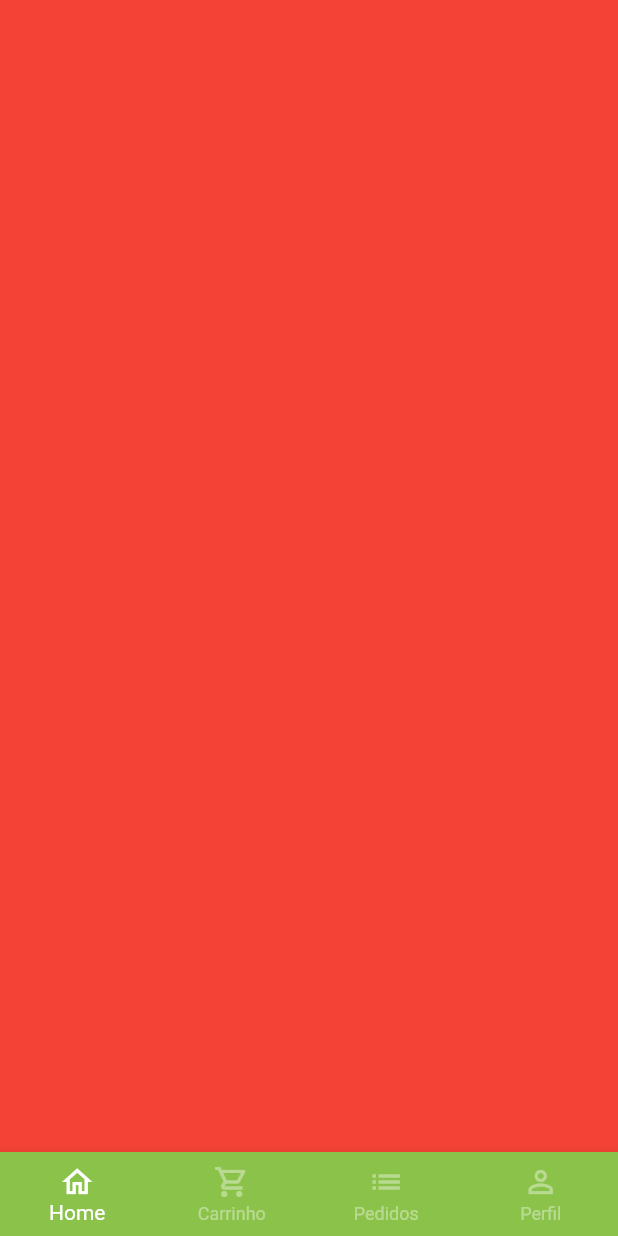
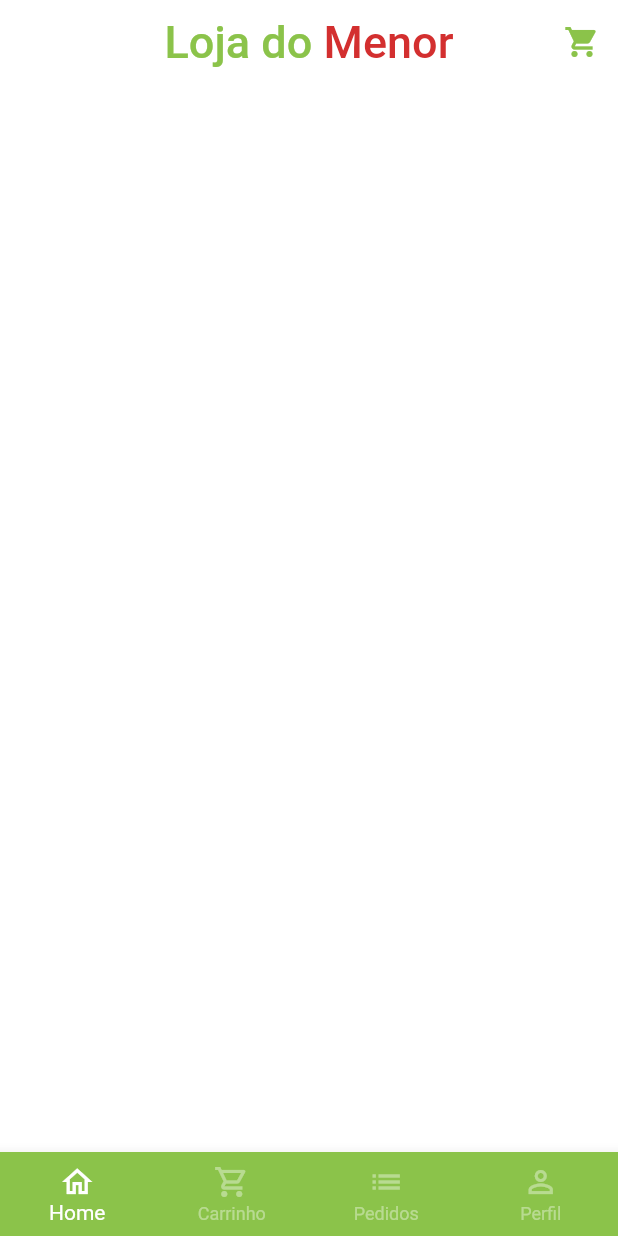
Before and after one commit to Rafa-Alcides/loja_quitanda, a Flutter app: the screen it shows after launch, after a tap on "Entrar", on a phone screen of 412 x 824 dp. Run offline on Flutter 3.47's test engine with Material 2 defaults, Android fonts, the phone set to English and light mode, and no system bars; our stand-ins replace animated_text_kit, mask_text_input_formatter.

Commit message:
appBar  + icone de carrinho

```diff
--- a/lib/main.dart
+++ b/lib/main.dart
@@ -1,5 +1,4 @@
 import 'package:flutter/material.dart';
-
 import 'src/auth/sing_in_screen.dart';
 
 void main() {
@@ -15,6 +14,7 @@ class MyApp extends StatelessWidget {
       title: 'Flutter Demo',
       theme: ThemeData(
         primarySwatch: Colors.green,
+        scaffoldBackgroundColor: Colors.white.withAlpha(190)
       ),
       home: const SingInScreen(),
     );
--- a/lib/src/base/base_screen.dart
+++ b/lib/src/base/base_screen.dart
@@ -1,5 +1,7 @@
 import 'package:flutter/material.dart';
 import 'package:loja_quitanda/src/config/custom_colors.dart';
+
+import '../home/home_tab.dart';
 
 class BaseScreen extends StatefulWidget {
    const BaseScreen({super.key});
@@ -19,7 +21,7 @@ class _BaseScreenState extends State<BaseScreen> {
         physics: const NeverScrollableScrollPhysics(),
         controller: pageController,
         children: [
-          Container(color: Colors.red,),
+          const HomeTab(),
           Container(color: Colors.black,),
           Container(color: Colors.pink,),
           Container(color: Colors.blue,),
--- /dev/null
+++ b/lib/src/home/home_tab.dart
@@ -0,0 +1,40 @@
+import 'package:flutter/material.dart';
+import 'package:loja_quitanda/src/config/custom_colors.dart';
+
+class HomeTab extends StatelessWidget {
+  const HomeTab({super.key});
+
+  @override
+  Widget build(BuildContext context) {
+    return Scaffold(
+      appBar: AppBar(
+        backgroundColor: Colors.transparent,
+        elevation: 0,
+        centerTitle: true,
+        title: Text.rich(
+          TextSpan(
+            style: TextStyle(fontSize: 30),
+            children: [
+              TextSpan(
+                text: "Loja do ", style: TextStyle(
+                  color: CustomColors.customSwatchColor
+                )
+              ),
+              TextSpan(
+                text: "Menor", style: TextStyle(
+                  color: CustomColors.customContrastColor
+                )
+              )
+            ]
+          )
+        ),
+        actions: [IconButton(
+            onPressed: () {},
+            icon:  Icon(Icons.shopping_cart,
+            color: CustomColors.customSwatchColor,)
+          )
+        ],
+      ),
+    );
+  }
+}
```
